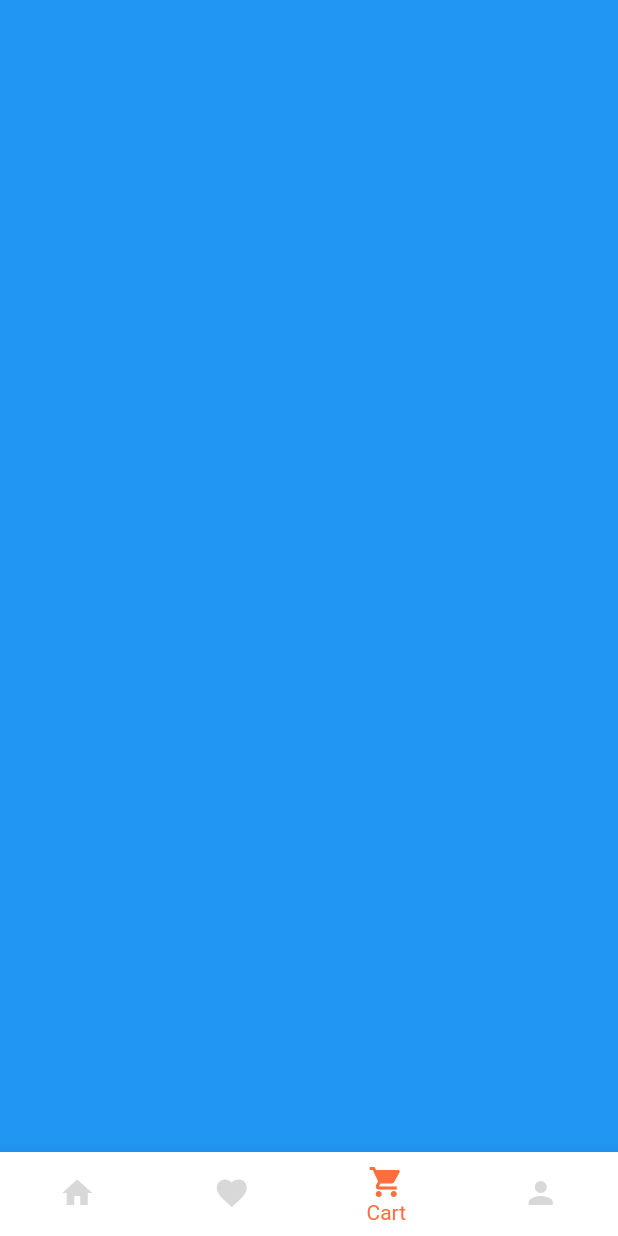
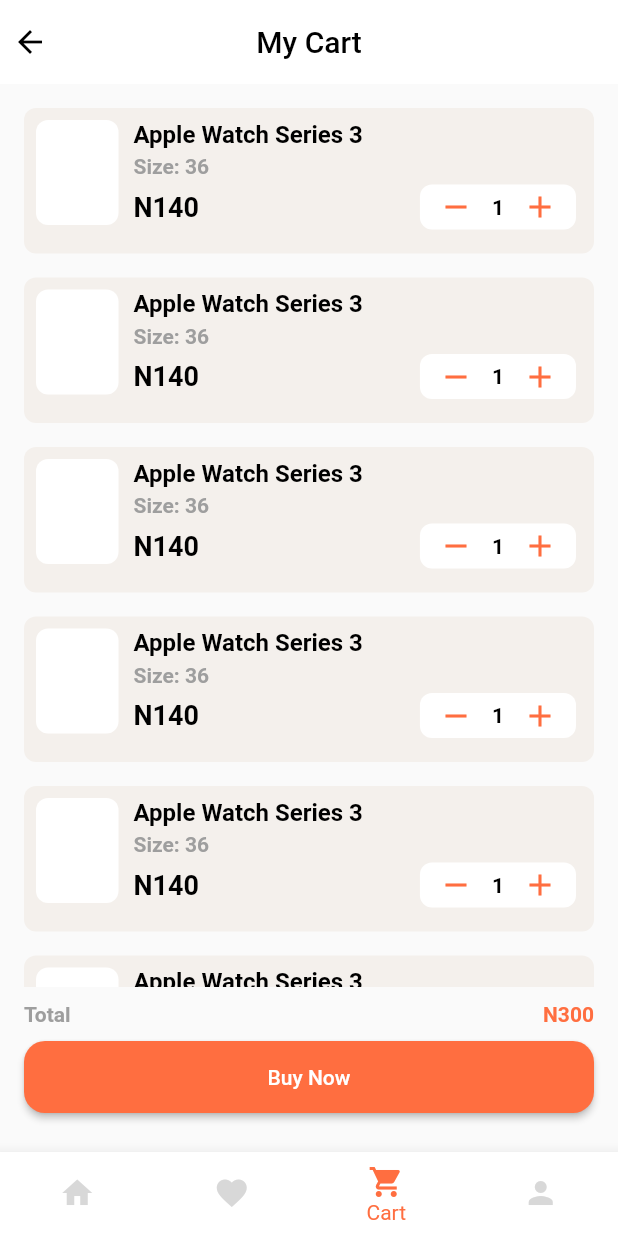
Before and after one commit to EbhomenyeEmmanuel/shopping_app, a Flutter app: the screen it shows after launch, item 3 of the bottom bar chosen, on a phone screen of 412 x 824 dp. Run offline on Flutter 3.47's test engine with Material 2 defaults, Android fonts, the phone set to English and light mode, and no system bars; our stand-ins replace flutter_rating_bar.

Commit message:
Added Shopping Cart Screen.

```diff
--- a/lib/main.dart
+++ b/lib/main.dart
@@ -1,5 +1,6 @@
 import 'package:flutter/material.dart';
 import 'package:shopping_app/screens/home_screen_widget.dart';
+import 'package:shopping_app/screens/shopping_cart_screen.dart';
 
 void main() {
   runApp(const ShoppingApp());
@@ -35,9 +36,7 @@ class _MyHomePageState extends State<MyHomePage> {
     Container(
       color: Colors.green,
     ),
-    Container(
-      color: Colors.blue,
-    ),
+    const ShoppingCartScreen(),
     Container(
       color: Colors.white,
     ),
--- /dev/null
+++ b/lib/screens/shopping_cart_screen.dart
@@ -0,0 +1,219 @@
+import 'package:flutter/material.dart';
+
+class ShoppingCartScreen extends StatelessWidget {
+  const ShoppingCartScreen({
+    Key? key,
+  }) : super(key: key);
+
+  @override
+  Widget build(BuildContext context) {
+    Size screenSize = MediaQuery.of(context).size;
+
+    return Scaffold(
+      appBar: AppBar(
+          centerTitle: true,
+          elevation: 0,
+          backgroundColor: Colors.white,
+          title: const Text(
+            "My Cart",
+            style: TextStyle(color: Colors.black),
+          ),
+          leading: IconButton(
+            alignment: Alignment.centerLeft,
+            icon: const Icon(
+              Icons.arrow_back,
+              color: Colors.black,
+            ),
+            onPressed: () {
+              Navigator.pop(context);
+            },
+          )),
+      body: Padding(
+        padding: const EdgeInsets.all(16),
+        child: Column(
+          children: [
+            const Expanded(child: ShoppingCartListView()),
+            const SizedBox(
+              height: 10,
+            ),
+            Row(
+              mainAxisAlignment: MainAxisAlignment.spaceBetween,
+              children: [
+                Text(
+                  "Total",
+                  style: TextStyle(
+                      color: Colors.grey, fontWeight: FontWeight.bold),
+                ),
+                Text(
+                  "N300",
+                  style: TextStyle(
+                      color: Colors.deepOrangeAccent,
+                      fontWeight: FontWeight.bold),
+                )
+              ],
+            ),
+            const SizedBox(
+              height: 10,
+            ),
+            MaterialButton(
+              padding: const EdgeInsets.all(16),
+              minWidth: screenSize.width,
+              color: Colors.deepOrangeAccent,
+              onPressed: () {},
+              textColor: Colors.white,
+              child: const Text("Buy Now"),
+              shape: RoundedRectangleBorder(
+                borderRadius: BorderRadius.circular(14.0),
+              ),
+            ),
+            const SizedBox(
+              height: 10,
+            )
+          ],
+        ),
+      ),
+    );
+  }
+}
+
+class ShoppingCartListView extends StatefulWidget {
+  //final List<String> _sizesList;
+
+  const ShoppingCartListView({
+    Key? key,
+  }) :
+        //_sizesList = sizesList,
+        super(key: key);
+
+  @override
+  State<ShoppingCartListView> createState() => _ShoppingCartListViewState();
+}
+
+class _ShoppingCartListViewState extends State<ShoppingCartListView> {
+  @override
+  Widget build(BuildContext context) {
+    return ListView.separated(
+      scrollDirection: Axis.vertical,
+      itemBuilder: (context, index) {
+        int noOfSimilarItemsInCart = 1;
+
+        return InkWell(
+          child: Container(
+              padding: const EdgeInsets.all(8),
+              decoration: const BoxDecoration(
+                  borderRadius: BorderRadius.all(Radius.circular(8)),
+                  color: Color(0xFFf4f0ec)),
+              child: Row(
+                mainAxisAlignment: MainAxisAlignment.spaceBetween,
+                crossAxisAlignment: CrossAxisAlignment.start,
+                children: [
+                  Container(
+                      width: 55,
+                      height: 70,
+                      decoration: const BoxDecoration(
+                          borderRadius: BorderRadius.all(Radius.circular(8)),
+                          color: Colors.white)),
+                  const SizedBox(
+                    width: 10,
+                  ),
+                  Expanded(
+                    child: Column(
+                      mainAxisAlignment: MainAxisAlignment.spaceBetween,
+                      crossAxisAlignment: CrossAxisAlignment.start,
+                      children: [
+                        const Text(
+                          "Apple Watch Series 3",
+                          style: TextStyle(
+                              color: Colors.black,
+                              fontWeight: FontWeight.bold,
+                              fontSize: 16),
+                        ),
+                        const SizedBox(
+                          height: 4,
+                        ),
+                        const Text(
+                          "Size: 36",
+                          style: TextStyle(
+                              color: Colors.grey, fontWeight: FontWeight.bold),
+                        ),
+                        const SizedBox(
+                          height: 4,
+                        ),
+                        Row(
+                          mainAxisAlignment: MainAxisAlignment.spaceBetween,
+                          children: [
+                            const Text(
+                              "N140",
+                              style: TextStyle(
+                                  color: Colors.black,
+                                  fontWeight: FontWeight.bold,
+                                  fontSize: 18),
+                            ),
+                            const SizedBox(
+                              width: 8,
+                            ),
+                            Container(
+                              height: 30,
+                              decoration: const BoxDecoration(
+                                  borderRadius:
+                                      BorderRadius.all(Radius.circular(8)),
+                                  color: Colors.white),
+                              child: Row(
+                                  mainAxisAlignment:
+                                      MainAxisAlignment.spaceEvenly,
+                                  children: [
+                                    IconButton(
+                                      padding: EdgeInsets.zero,
+                                      color: Colors.deepOrangeAccent,
+                                      onPressed: () {
+                                        setState(() {
+                                          if (noOfSimilarItemsInCart > 0) {
+                                            --noOfSimilarItemsInCart;
+                                          }
+                                        });
+                                      },
+                                      icon: const Icon(Icons.remove),
+                                    ),
+                                    Text(
+                                      "$noOfSimilarItemsInCart",
+                                      style: const TextStyle(
+                                          color: Colors.black,
+                                          fontWeight: FontWeight.bold),
+                                    ),
+                                    IconButton(
+                                      padding: EdgeInsets.zero,
+                                      color: Colors.deepOrangeAccent,
+                                      onPressed: () {
+                                        setState(() {
+                                          ++noOfSimilarItemsInCart;
+                                        });
+                                      },
+                                      icon: const Icon(Icons.add),
+                                    )
+                                  ]),
+                            ),
+                          ],
+                        ),
+                        const SizedBox(
+                          height: 8,
+                        ),
+                      ],
+                    ),
+                  ),
+                  const SizedBox(
+                    width: 4,
+                  ),
+                ],
+              )),
+          onTap: () {
+            setState(() {});
+          },
+        );
+      },
+      itemCount: 10,
+      separatorBuilder: (BuildContext context, int index) {
+        return const SizedBox(height: 16);
+      },
+    );
+  }
+}
```
